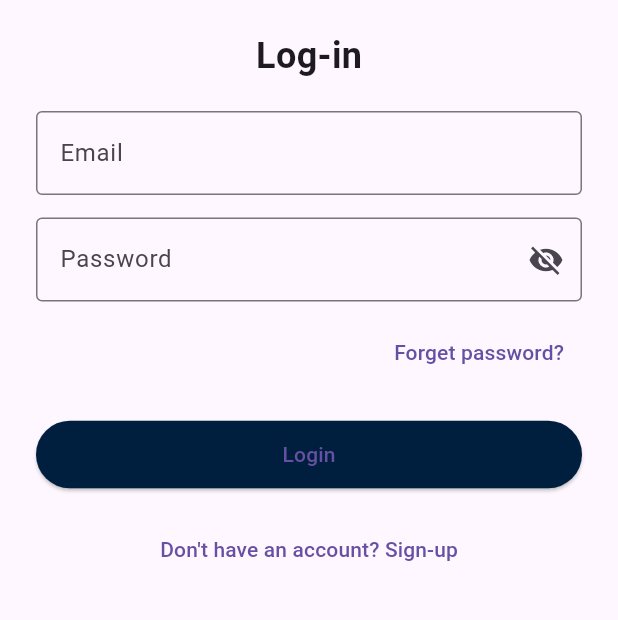
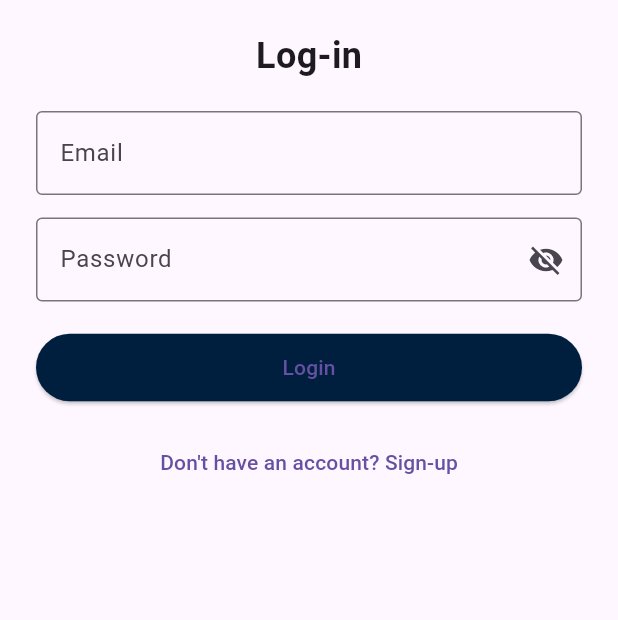
Before and after one commit to PutriMaya22/StaffLink-smartphone, a Flutter app: the screen it shows after launch, after a tap on "Skip", on a phone screen of 412 x 824 dp, the part 315-935 px from its top. Run offline on Flutter 3.47's test engine with Material 3 defaults, Android fonts, the phone set to English and light mode, and no system bars; our stand-ins replace file_picker, get, image_picker, shared_preferences; missing offline and left inert: sp_util.

Commit message:
update_260525_2130

```diff
--- a/lib/screens/HousekeepingReportForm.dart
+++ b/lib/screens/HousekeepingReportForm.dart
@@ -162,7 +162,7 @@ class _HousekeepingReportFormState extends State<HousekeepingReportForm> {
   Widget build(BuildContext context) {
     return Scaffold(
       appBar: AppBar(
-        title: const Text('REPORT HARIAN HOUSE KEEPING'),
+        title: const Text('REPORT HARIAN'),
         backgroundColor: Colors.blue.shade700,
         centerTitle: true,
       ),
--- a/lib/screens/login.dart
+++ b/lib/screens/login.dart
@@ -17,7 +17,7 @@ class LoginPage extends StatefulWidget {
 class _LoginPageState extends State<LoginPage> {
   final TextEditingController _emailController = TextEditingController();
   final TextEditingController _passwordController = TextEditingController();
-
+bool _obscurePassword = true;
   @override
   void dispose() {
     _emailController.dispose();
@@ -114,15 +114,24 @@ class _LoginPageState extends State<LoginPage> {
                 const SizedBox(height: 15),
                 TextField(
                   controller: _passwordController,
-                  obscureText: true,
-                  decoration: const InputDecoration(
+                  obscureText: _obscurePassword,
+                  decoration: InputDecoration(
                     labelText: "Password",
                     hintText: "Password",
-                    border: OutlineInputBorder(),
-                    suffixIcon: Icon(Icons.visibility_off),
+                    border: const OutlineInputBorder(),
+                    suffixIcon: IconButton(
+                      icon: Icon(
+                        _obscurePassword ? Icons.visibility_off : Icons.visibility,
+                      ),
+                      onPressed: () {
+                        setState(() {
+                          _obscurePassword = !_obscurePassword;
+                        });
+                      },
+                    ),
                   ),
                 ),
-                const SizedBox(height: 10),
+                /* const SizedBox(height: 10),
                 Align(
                   alignment: Alignment.centerRight,
                   child: TextButton(
@@ -134,7 +143,7 @@ class _LoginPageState extends State<LoginPage> {
                     ),
                     child: const Text("Forget password?"),
                   ),
-                ),
+                ), */
                 const SizedBox(height: 20),
                 ElevatedButton(
                   onPressed: _login,
```
Also changed, not shown: lib/screens/home.dart (+1 -46 lines).
